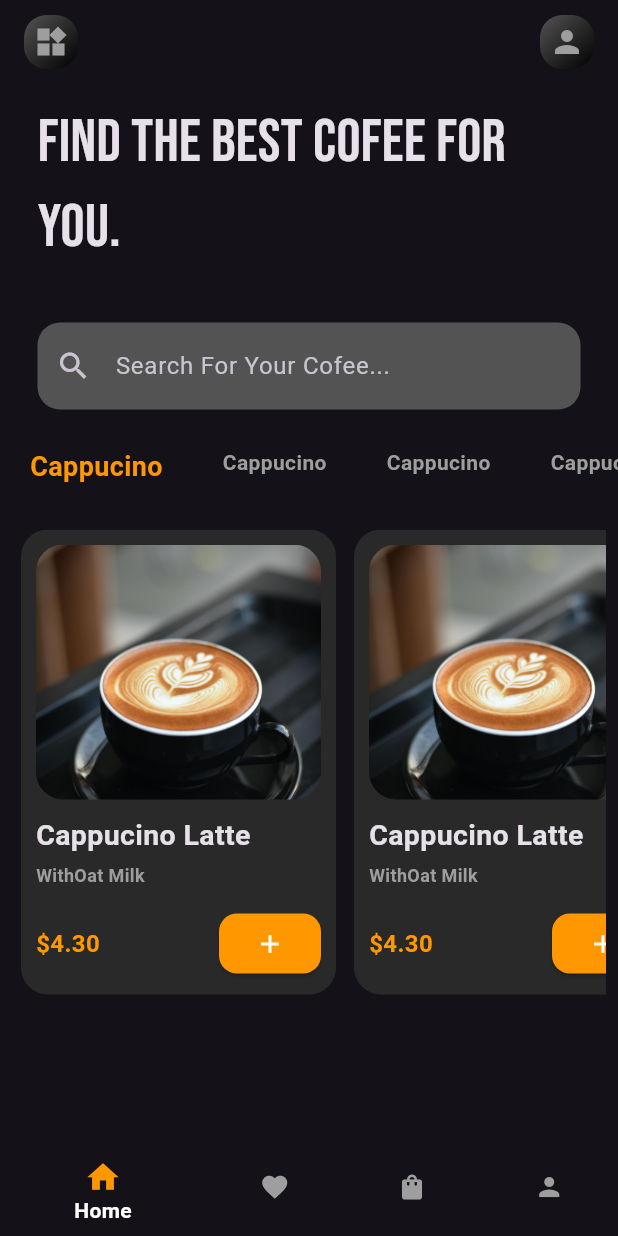
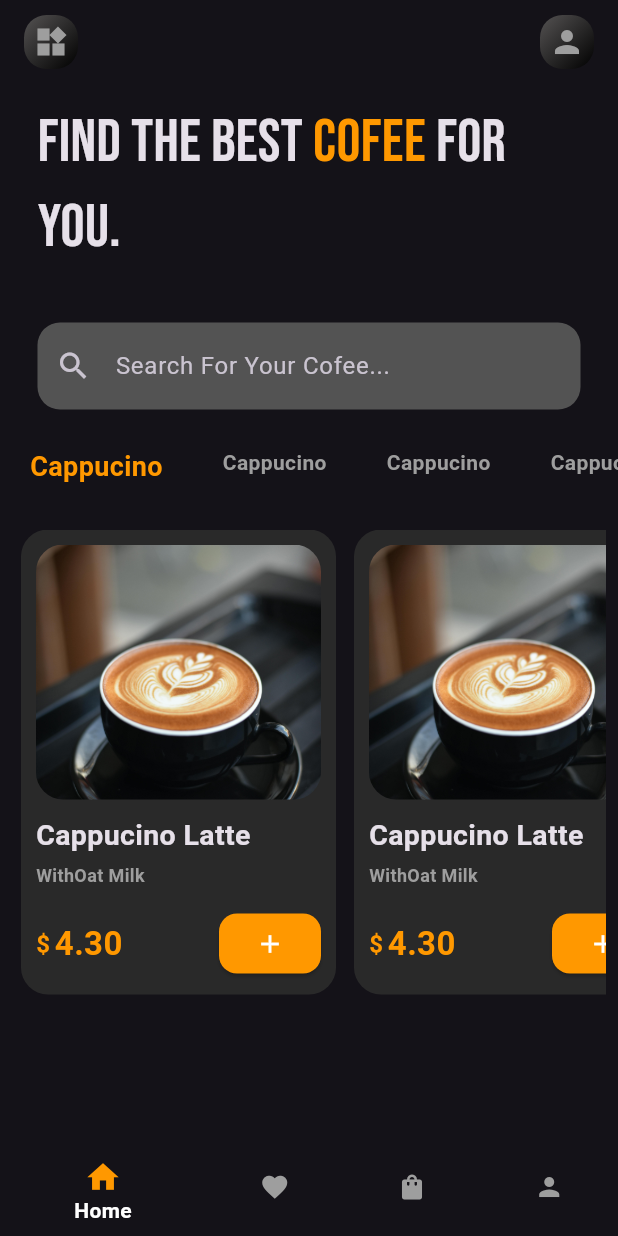
Before and after one commit to ankithshetty17/Cofee-UI, a Flutter app: the screen it shows after launch, on a phone screen of 412 x 824 dp. Run offline on Flutter 3.47's test engine with Material 3 defaults, Android fonts, the phone set to English and light mode, and no system bars.

```diff
--- a/lib/pages/home_page.dart
+++ b/lib/pages/home_page.dart
@@ -64,11 +64,31 @@ class _HomePageState extends State<HomePage> {
       Column(
       children: [
         Padding(padding: EdgeInsets.symmetric(horizontal: 25,vertical: 10),
-        child:Text('FIND THE BEST COFEE FOR YOU.',
+        child:Text.rich(
+          TextSpan(
+            children:[
+
+        TextSpan(text: 'FIND THE BEST ',
         style: TextStyle(
           fontFamily: 'Bebas',
           fontSize: 40,
         )
+        ),
+         TextSpan(text: 'COFEE ',
+        style: TextStyle(
+          fontFamily: 'Bebas',
+          fontSize: 40,
+          color: Colors.orange
+        )
+        ),
+         TextSpan(text: 'FOR YOU.',
+        style: TextStyle(
+          fontFamily: 'Bebas',
+          fontSize: 40,
+        )
+        ),
+            ],
+          ),
         ),
         ),
         SizedBox(height: 25,),
--- a/lib/widgets/cofee_view.dart
+++ b/lib/widgets/cofee_view.dart
@@ -57,14 +57,25 @@ class CofeeView extends StatelessWidget {
           Row(
             mainAxisAlignment: MainAxisAlignment.spaceBetween,
             children: [
+              Row(children:[
               Text(
-                "\$${product.price}",
+                "\$",
                 style: TextStyle(
                   fontWeight: FontWeight.bold,
                   fontSize: 16,
                   color: Colors.orange
                 ),
               ),
+              SizedBox(width: 3,),
+               Text(
+                product.price,
+                style: TextStyle(
+                  fontWeight: FontWeight.bold,
+                  fontSize: 22,
+                  color: Colors.orange
+                ),
+              ),
+              ],),
 
              ElevatedButton(onPressed: (){},
               child: Icon(Icons.add,color: Colors.white,size: 20,),
```
